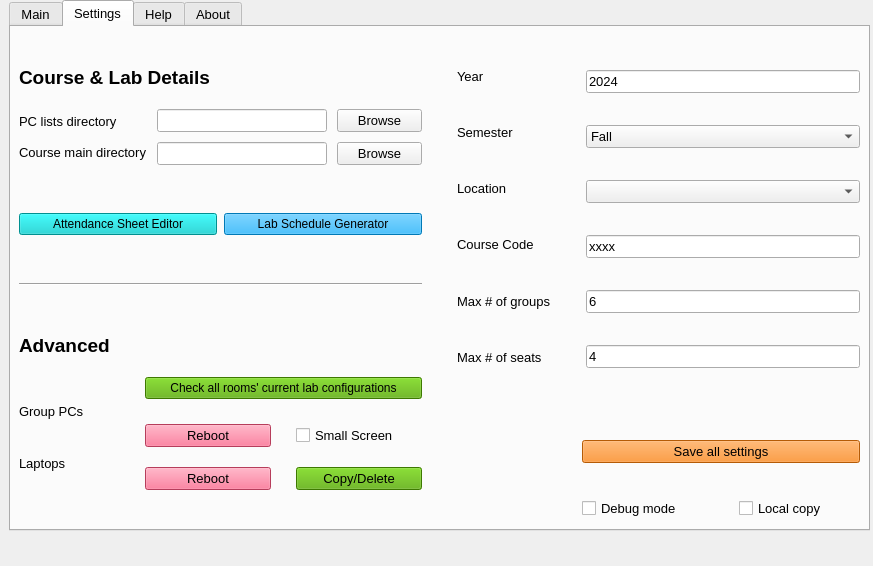
First picture: the form in assets/YorkULabSeating_new.ui, repository tdgskinner/yorku-phys-lab-seating, before the edit.
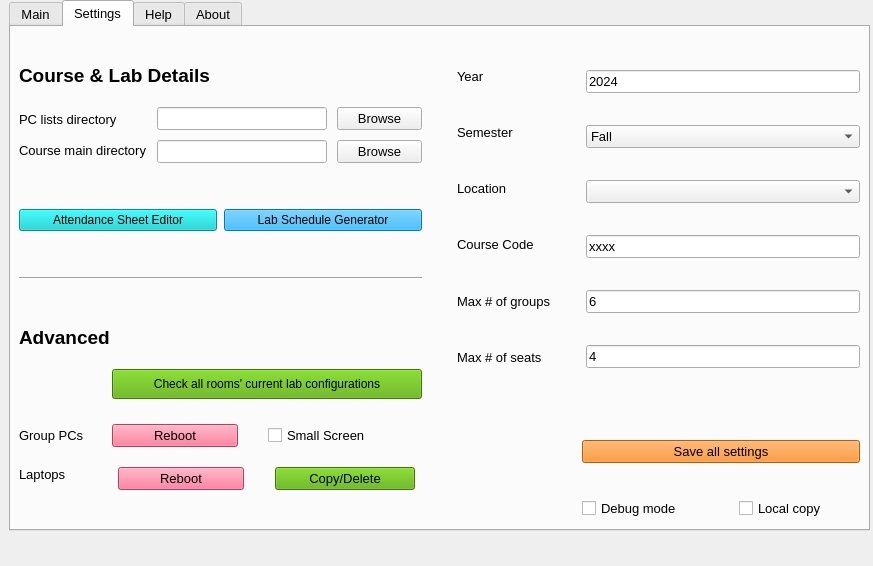
Second picture: the form after the edit.

Patch:
```diff
--- a/assets/YorkULabSeating_new.ui
+++ b/assets/YorkULabSeating_new.ui
@@ -838,7 +838,7 @@
                  <property name="sizeHint" stdset="0">
                   <size>
                    <width>20</width>
-                   <height>10</height>
+                   <height>55</height>
                   </size>
                  </property>
                 </spacer>
@@ -919,6 +919,18 @@
                </property>
                <item>
                 <widget class="QPushButton" name="pushButton_showLabConfigs">
+                <property name="minimumSize">
+   <size>
+    <width>310</width>
+    <height>30</height>
+   </size>
+  </property>
+  <property name="maximumSize">
+   <size>
+    <width>310</width>
+    <height>30</height>
+   </size>
+  </property>
                  <property name="text">
                   <string>Check all rooms' current lab configurations</string>
                  </property>
@@ -937,7 +949,7 @@
                  </property>
                  <property name="sizeHint" stdset="0">
                   <size>
-                   <width>20</width>
+                   <width>25</width>
                    <height>5</height>
                   </size>
                  </property>
@@ -989,8 +1001,8 @@
                    </property>
                    <property name="sizeHint" stdset="0">
                     <size>
-                     <width>5</width>
-                     <height>5</height>
+                     <width>10</width>
+                     <height>10</height>
                     </size>
                    </property>
                   </spacer>
@@ -1066,13 +1078,13 @@
                   <widget class="QPushButton" name="pushButton_lpc_remote_files">
                    <property name="minimumSize">
                     <size>
-                     <width>126</width>
+                     <width>140</width>
                      <height>23</height>
                     </size>
                    </property>
                    <property name="maximumSize">
                     <size>
-                     <width>126</width>
+                     <width>140</width>
                      <height>23</height>
                     </size>
                    </property>
```
Left out of the diff: 2 changed lines with no effect on the pictures.
